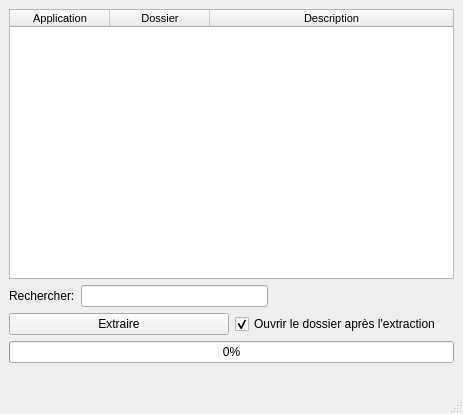
Old version of the form gui.ui in the repository seigneurfuo/mytoolboxlist.
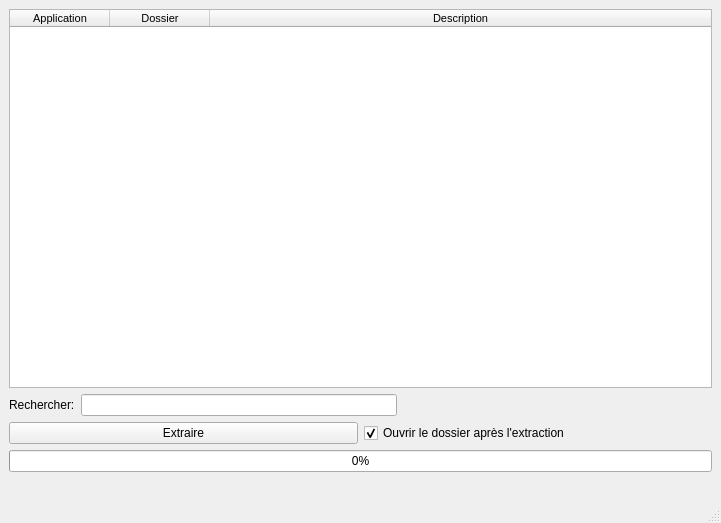
New version of the form.

Commit message: Passage à l'ouverture des fichier des manière propre avec Qt5.

```diff
--- a/gui.ui
+++ b/gui.ui
@@ -6,8 +6,8 @@
    <rect>
     <x>0</x>
     <y>0</y>
-    <width>463</width>
-    <height>414</height>
+    <width>721</width>
+    <height>523</height>
    </rect>
   </property>
   <property name="windowTitle">
```
Left out of the diff: 4 changed lines with no effect on the pictures. The commit also changes 1 other file.
